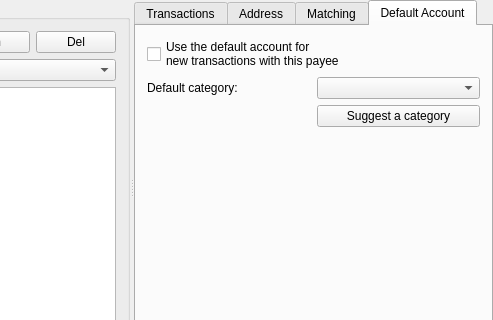
Before: the Qt Designer form kmymoney/views/kpayeesviewdecl.ui in KDE/kmymoney, drawn with Qt 5; both pictures show x 150 to 643 and y 0 to 320 of the 643 by 402 pixel window.
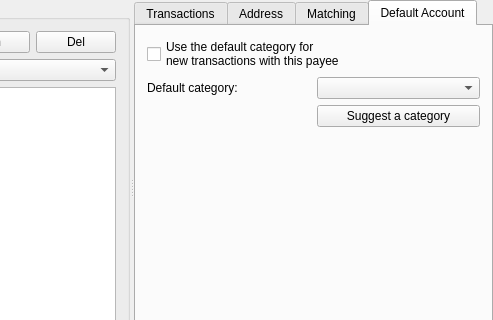
After: the same form once the commit is applied. The open tabs and pages were chosen to show the change. Custom widgets are drawn as their Qt base class.

Commit message: unified names - payee's "Default Account" -> "Default Category"

```diff
--- a/kmymoney/views/kpayeesviewdecl.ui
+++ b/kmymoney/views/kpayeesviewdecl.ui
@@ -438,7 +438,7 @@
           <item>
            <widget class="QCheckBox" name="checkEnableDefaultAccount">
             <property name="text">
-             <string>Use the default account for
+             <string>Use the default category for
 new transactions with this payee</string>
             </property>
            </widget>
```
Left out of the diff: 8 changed lines with no effect on the pictures. The commit also changes 1 other file.
